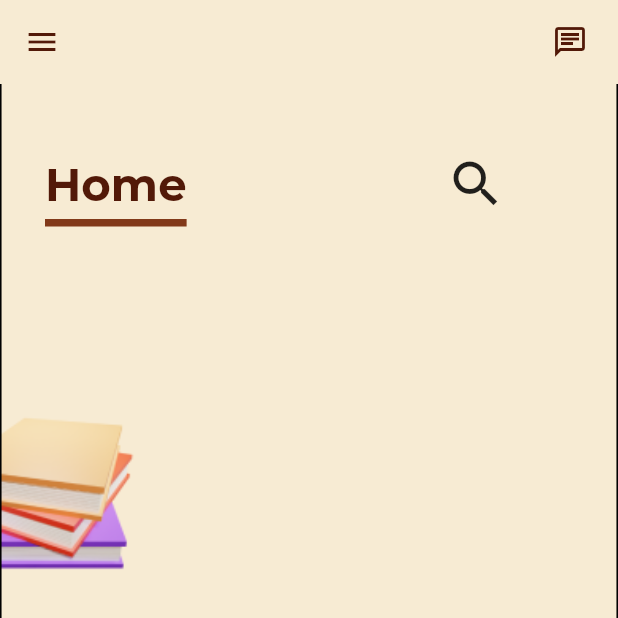
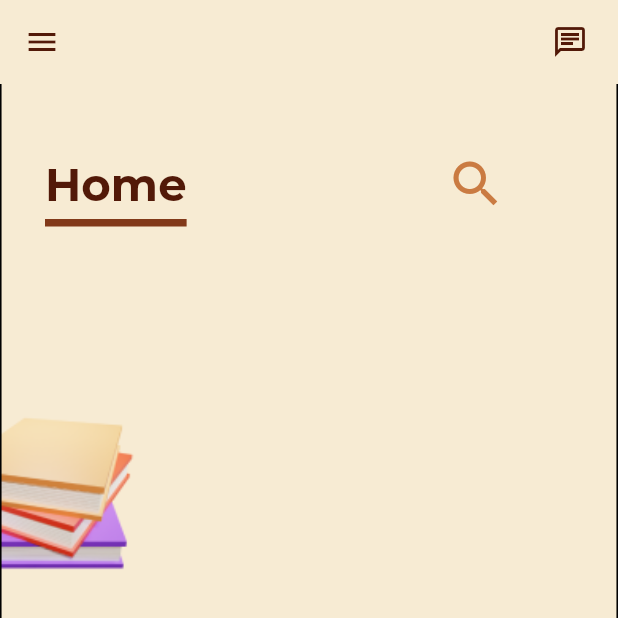
Before and after one commit to AndreaGon/6002CEM_Group6, a Flutter app: the HomePage screen opened by its route, on a phone screen of 412 x 824 dp, the top half of it. Run offline on Flutter 3.47's test engine with Material 2 defaults, Android fonts, the phone set to English and light mode, and no system bars; our stand-ins replace carousel_slider, cloud_firestore, email_validator, firebase_auth, firebase_core, firebase_storage and 3 more; accounts and stored records are empty.

Commit message:
search book button

```diff
--- a/lib/view/home/homepage.dart
+++ b/lib/view/home/homepage.dart
@@ -78,7 +78,7 @@ class _HomePageState extends State<HomePage> {
                         Align(
                           alignment: Alignment.bottomRight,
                           child: IconButton(
-                            icon: const Icon(Icons.search, size: 40),
+                            icon: const Icon(Icons.search, size: 40, color: tan),
                             onPressed: (){ Navigator.push(context,
                                 MaterialPageRoute(
                                     builder: (context) =>
```
